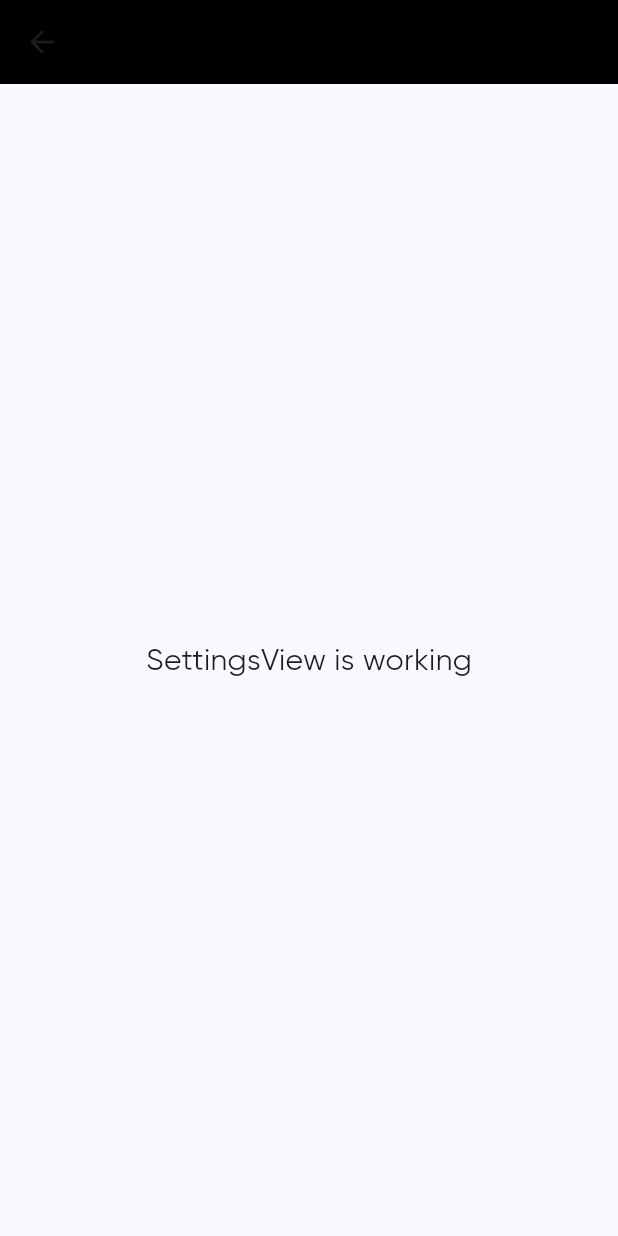
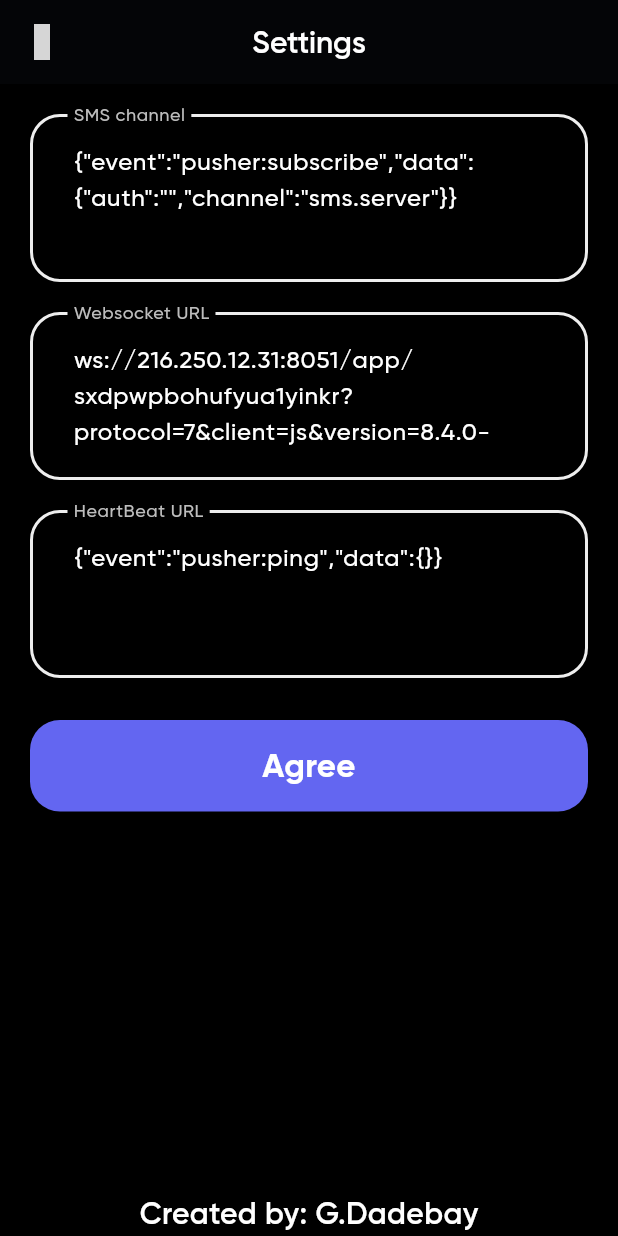
Before and after one commit to Dadebay/OTP-APP, a Flutter app: the SettingsView screen opened directly, on a phone screen of 412 x 824 dp. Run offline on Flutter 3.47's test engine with Material 3 defaults, Android fonts, the phone set to English and light mode, and no system bars; our stand-ins replace get, get_storage, iconly, lottie, permission_handler, wakelock_plus; missing offline and left inert: background_sms; accounts and stored records are empty; network calls fail; grey boxes are pictures that could not be loaded.

```diff
--- a/lib/app/modules/home/controllers/home_controller.dart
+++ b/lib/app/modules/home/controllers/home_controller.dart
@@ -1,14 +1,23 @@
 import 'dart:convert';
 
+import 'package:flutter/material.dart';
 import 'package:get/get.dart';
 import 'package:get_storage/get_storage.dart';
+import 'package:otp_sms_sender_mine/app/constants/constants.dart';
 
 class HomeController extends GetxController {
   RxInt valuesTITLE = 0.obs;
   RxList data = [].obs;
   RxString url = "".obs;
-  RxString evet = "".obs;
+  RxString event = "".obs;
+  RxString eventHeartBeat = "".obs;
   RxBool login = false.obs;
+  List values = [
+    {"name": 'Connecting', 'color': Colors.amber},
+    {"name": 'Connected', 'color': Colors.green},
+    {"name": 'Disonnected', 'color': Colors.red},
+    {"name": 'Error', 'color': Colors.red},
+  ];
   GetStorage storage = GetStorage();
   addData({required String phone, required String message}) async {
     data.add({"phone": phone, "message": message, 'date': DateTime.now().toString().substring(0, 10)});
@@ -16,10 +25,30 @@ class HomeController extends GetxController {
     storage.write('data', jsonEncode(data));
   }
 
-  writeURLandEVENT({required String url, required String event}) {
-    storage.write('login', false);
-    storage.write('url', url);
-    storage.write('event', event);
-    update();
+  void changeValue(Map<String, dynamic> data) {
+    if (data['event'] == 'pusher_internal:subscription_succeeded' || data['event'] == 'send') {
+      valuesTITLE.value = 1;
+    } else if (data['event'] == 'pusher:error' || data['event'] == 'pusher_internal:ping') {
+      valuesTITLE.value = 3;
+    } else {
+      valuesTITLE.value = 2;
+    }
+  }
+
+  writeURLandEVENT({required String urll, required String eventt, required String eventHeartBeatt}) {
+    url.value = urll;
+    event.value = eventt;
+    eventHeartBeat.value = eventHeartBeatt;
+    storage.write('url', urll);
+    storage.write('event', eventt);
+    storage.write('heartBeat', eventHeartBeatt);
+    print(eventHeartBeatt);
+    showSnackBar("Done", "Succesfully changed data", Colors.green);
+  }
+
+  void readURLandEVENT() {
+    url.value = storage.read('url') ?? 'ws://216.250.12.31:8051/app/sxdpwpbohufyua1yinkr?protocol=7&client=js&version=8.4.0-rc2&flash=false';
+    event.value = storage.read('event') ?? '{"event":"pusher:subscribe","data":{"auth":"","channel":"sms.server"}}';
+    eventHeartBeat.value = storage.read('heartBeat') ?? '{"event":"pusher:ping","data":{}}';
   }
 }
--- a/lib/app/modules/home/views/home_view.dart
+++ b/lib/app/modules/home/views/home_view.dart
@@ -4,9 +4,12 @@ import 'dart:convert';
 import 'package:background_sms/background_sms.dart';
 import 'package:flutter/material.dart';
 import 'package:get/get.dart';
+import 'package:iconly/iconly.dart';
 import 'package:lottie/lottie.dart';
 import 'package:otp_sms_sender_mine/app/constants/constants.dart';
 import 'package:otp_sms_sender_mine/app/modules/home/controllers/home_controller.dart';
+import 'package:otp_sms_sender_mine/app/modules/home/views/widget.dart';
+import 'package:otp_sms_sender_mine/app/modules/settings/views/settings_view.dart';
 import 'package:permission_handler/permission_handler.dart';
 import 'package:web_socket_channel/io.dart';
 import 'package:web_socket_channel/web_socket_channel.dart';
@@ -19,40 +22,51 @@ class HomeView extends StatefulWidget {
 }
 
 class _HomeViewState extends State<HomeView> {
+  String url = '';
+  String event = '';
+  String heartBeat = '';
   @override
   void initState() {
     super.initState();
-    _connectToWebSocket();
-    // getPermission();
+
+    doFUnction();
   }
 
-  // final telephonySMS = TelephonySMS();
+  doFUnction() {
+    homeController.readURLandEVENT();
+    print(homeController.event);
+    print(homeController.url);
+    print(homeController.eventHeartBeat);
+    if (url == '') {
+      url = homeController.url.value;
+      event = homeController.event.value;
+      heartBeat = homeController.eventHeartBeat.value;
+      print("-------------------------");
+      print(url);
+      print(event);
+      print(heartBeat);
+      _connectToWebSocket();
+    } else {
+      showSnackBar("Error", "Go to settings fill the URL and EVENT ana HeartBeat", Colors.red);
+    }
+  }
 
   final HomeController homeController = Get.put(HomeController());
-  List values = [
-    {"name": 'Connecting', 'color': Colors.amber},
-    {"name": 'Connected', 'color': Colors.green},
-    {"name": 'Disonnected', 'color': Colors.red},
-    {"name": 'Error', 'color': Colors.red},
-  ];
-  _getPermission() async => await [
-        Permission.sms,
-      ].request();
+
+  _getPermission() async => await [Permission.sms].request();
 
   Future<bool> _isPermissionGranted() async => await Permission.sms.status.isGranted;
 
   late WebSocketChannel _channel;
   String? errorTitle;
   void _connectToWebSocket() {
-    const url = 'ws://216.250.12.31:8051/app/sxdpwpbohufyua1yinkr?protocol=7&client=js&version=8.4.0-rc2&flash=false';
     _channel = IOWebSocketChannel.connect(Uri.parse(url));
-    _channel.sink.add('{"event":"pusher:subscribe","data":{"auth":"","channel":"sms.server"}}');
+    _channel.sink.add(event);
     _channel.stream.listen(
       (event) async {
         Map<String, dynamic> data = jsonDecode(event);
-        print(data['event']);
         if (data['event'] != 'pusher:pong') {
-          changeValue(data);
+          homeController.changeValue(data);
         }
         if (data['event'] == 'send') {
           Map<String, dynamic> phoneNumber = jsonDecode(data['data']);
@@ -66,11 +80,9 @@ class _HomeViewState extends State<HomeView> {
         }
       },
       onDone: () {
-        print("OnDone____________________");
         _reconnect();
       },
       onError: (error) {
-        print("Error____________________");
         errorTitle = error;
         _reconnect();
       },
@@ -83,18 +95,15 @@ class _HomeViewState extends State<HomeView> {
   sendSMS(String phoneNumber, String sms) async {
     SmsStatus result = await BackgroundSms.sendMessage(phoneNumber: phoneNumber, message: sms);
     if (result == SmsStatus.sent) {
-      print("Sent");
       showSnackBar("Sms", "Sms send this number $phoneNumber", Colors.green);
     } else {
       showSnackBar("Error", "Cannot send sms this number $phoneNumber", Colors.red);
-
-      print("Failed");
     }
   }
 
   void sendHeartbeat() {
     showSnackBar("Sending", "Heartbeat for websocket connection every 30 seconds", Colors.purple);
-    _channel.sink.add('{"event":"pusher:ping","data":{}}');
+    _channel.sink.add(heartBeat);
     homeController.valuesTITLE.value = 1;
     setState(() {});
   }
@@ -111,97 +120,28 @@ class _HomeViewState extends State<HomeView> {
     return Scaffold(
         backgroundColor: Colors.black,
         appBar: appBar(),
-        body: Obx(() {
+        body: url == ""
+            ? const Center(
+                child: Text(
+                "Go to settings and fill the URL and EVENT ana HeartBeat",
+                style: TextStyle(color: Colors.white, fontFamily: gilroySemiBold, fontSize: 20),
+              ))
+            : Obx(() {
                 if (homeController.valuesTITLE.value == 0) {
                   return waitingForMessages();
                 } else if (homeController.valuesTITLE.value == 2 || homeController.valuesTITLE.value == 3) {
-            return error(homeController.valuesTITLE.value == 3 ? true : false);
+                  return error(homeController.valuesTITLE.value == 3 ? true : false, () {
+                    homeController.valuesTITLE.value = 0;
+                    _reconnect();
+                  });
                 } else if (homeController.valuesTITLE.value == 1) {
-            return homeController.data.isEmpty ? emptyMessages() : getData();
+                  return homeController.data.isEmpty ? emptyMessages() : getData(homeController.data);
                 }
-
                 return const Text(
                   "No data please restart app",
                   style: TextStyle(color: Colors.white, fontFamily: gilroySemiBold, fontSize: 20),
                 );
               }));
-  }
-
-  ListView getData() {
-    return ListView.separated(
-      itemCount: homeController.data.length,
-      itemBuilder: (BuildContext context, int index) {
-        return Padding(
-          padding: const EdgeInsets.all(8.0),
-          child: Column(
-            crossAxisAlignment: CrossAxisAlignment.start,
-            children: [
-              Text(
-                "Phone: +${homeController.data[homeController.data.length - index - 1]['phone']}",
-                style: const TextStyle(color: Colors.white, fontFamily: gilroySemiBold, fontSize: 18),
-              ),
-              Text(
-                "OTP: ${homeController.data[homeController.data.length - index - 1]['message']}",
-                style: const TextStyle(color: Colors.white, fontFamily: gilroyMedium, fontSize: 16),
-              ),
-              Text(
-                "Date: ${homeController.data[homeController.data.length - index - 1]['date']}",
-                style: const TextStyle(color: Colors.grey, fontFamily: gilroyRegular, fontSize: 16),
-              ),
-            ],
-          ),
-        );
-      },
-      separatorBuilder: (BuildContext context, int index) {
-        return Divider(
-          thickness: 1,
-          color: Colors.grey.shade200,
-        );
-      },
-    );
-  }
-
-  Center emptyMessages() {
-    return const Center(
-      child: Text(
-        "No messages here",
-        style: TextStyle(color: Colors.white, fontFamily: gilroySemiBold, fontSize: 18),
-      ),
-    );
-  }
-
-  Widget waitingForMessages() {
-    return Center(child: Lottie.asset(loadingLottie, width: 80, height: 80));
-  }
-
-  Center error(bool error) {
-    return Center(
-      child: Column(
-        mainAxisAlignment: MainAxisAlignment.center,
-        crossAxisAlignment: CrossAxisAlignment.center,
-        children: [
-          Padding(
-            padding: const EdgeInsets.symmetric(vertical: 20, horizontal: 20),
-            child: Text(error ? "Error please try again later" : "Disconnected from server please try again",
-                textAlign: TextAlign.center, style: const TextStyle(color: Colors.white, fontFamily: gilroySemiBold, fontSize: 20)),
-          ),
-          ElevatedButton(
-            onPressed: () {
-              homeController.valuesTITLE.value = 0;
-              _reconnect();
-            },
-            style: ElevatedButton.styleFrom(
-              shape: const RoundedRectangleBorder(borderRadius: borderRadius10),
-              backgroundColor: kPrimaryColor,
-            ),
-            child: Text(
-              "Try Again".tr,
-              style: const TextStyle(color: Colors.white, fontFamily: gilroySemiBold, fontSize: 18),
-            ),
-          )
-        ],
-      ),
-    );
   }
 
   PreferredSize appBar() {
@@ -210,30 +150,28 @@ class _HomeViewState extends State<HomeView> {
       child: Obx(() {
         return AppBar(
           title: Text(
-            errorTitle ?? values[homeController.valuesTITLE.value]['name'],
+            errorTitle ?? homeController.values[homeController.valuesTITLE.value]['name'],
             style: const TextStyle(color: Colors.white, fontFamily: gilroySemiBold, fontSize: 20),
           ),
           elevation: 1,
           actions: [
+            IconButton(
+                onPressed: () {
+                  Get.to(() => const SettingsView());
+                },
+                icon: const Icon(
+                  IconlyLight.setting,
+                  color: Colors.white,
+                )),
             Container(
               width: 20,
               height: 20,
               margin: const EdgeInsets.only(right: 20),
-              decoration: BoxDecoration(color: values[homeController.valuesTITLE.value]['color'], shape: BoxShape.circle),
-            )
+              decoration: BoxDecoration(color: homeController.values[homeController.valuesTITLE.value]['color'], shape: BoxShape.circle),
+            ),
           ],
         );
       }),
     );
   }
-
-  void changeValue(Map<String, dynamic> data) {
-    if (data['event'] == 'pusher_internal:subscription_succeeded' || data['event'] == 'send') {
-      homeController.valuesTITLE.value = 1;
-    } else if (data['event'] == 'pusher:error' || data['event'] == 'pusher_internal:ping') {
-      homeController.valuesTITLE.value = 3;
-    } else {
-      homeController.valuesTITLE.value = 2;
 }
-  }
-}
--- /dev/null
+++ b/lib/app/modules/settings/views/agree_button_view.dart
@@ -0,0 +1,33 @@
+// ignore_for_file: file_names, must_be_immutable
+
+import 'package:flutter/material.dart';
+import 'package:get/get.dart';
+import 'package:otp_sms_sender_mine/app/constants/constants.dart';
+
+class AgreeButton extends StatelessWidget {
+  final Function() onTap;
+  final String text;
+
+  const AgreeButton({super.key, required this.onTap, required this.text});
+
+  @override
+  Widget build(BuildContext context) {
+    return GestureDetector(onTap: onTap, child: animatedContaner());
+  }
+
+  Widget animatedContaner() {
+    return Container(
+      decoration: const BoxDecoration(borderRadius: borderRadius20, color: kPrimaryColor),
+      margin: const EdgeInsets.symmetric(horizontal: 20, vertical: 8),
+      padding: const EdgeInsets.symmetric(vertical: 15, horizontal: 10),
+      width: Get.size.width,
+      child: Text(
+        text.tr,
+        textAlign: TextAlign.center,
+        maxLines: 1,
+        overflow: TextOverflow.ellipsis,
+        style: const TextStyle(color: Colors.white, fontFamily: gilroyBold, fontSize: 22),
+      ),
+    );
+  }
+}
--- /dev/null
+++ b/lib/app/modules/settings/views/custom_text_field.dart
@@ -0,0 +1,79 @@
+// ignore_for_file: file_names
+
+import 'package:flutter/material.dart';
+import 'package:flutter/services.dart';
+import 'package:get/get.dart';
+import 'package:otp_sms_sender_mine/app/constants/constants.dart';
+
+class CustomTextField extends StatelessWidget {
+  final String labelName;
+  final TextEditingController controller;
+
+  const CustomTextField({
+    super.key,
+    required this.labelName,
+    required this.controller,
+  });
+  @override
+  Widget build(BuildContext context) {
+    return Container(
+      padding: const EdgeInsets.only(top: 20, left: 20, right: 20),
+      child: TextFormField(
+        style: const TextStyle(color: Colors.white, fontFamily: gilroyMedium),
+        cursorColor: Colors.white,
+        controller: controller,
+        validator: (value) {
+          if (value!.isEmpty) {
+            return 'errorEmpty'.tr;
+          }
+          return null;
+        },
+        maxLines: 3,
+        inputFormatters: [
+          LengthLimitingTextInputFormatter(labelName == 'clientNumber' ? 8 : 300),
+        ],
+        decoration: InputDecoration(
+          errorMaxLines: 2,
+          suffix: const SizedBox.shrink(),
+          errorStyle: const TextStyle(fontFamily: gilroyMedium),
+          hintMaxLines: 5,
+          helperMaxLines: 5,
+          hintStyle: TextStyle(color: Colors.grey.shade300, fontFamily: gilroyMedium),
+          label: Text(
+            labelName.tr,
+            maxLines: 5,
+            overflow: TextOverflow.ellipsis,
+            style: TextStyle(color: Colors.grey.shade400, fontFamily: gilroyMedium),
+          ),
+          contentPadding: const EdgeInsets.only(left: 25, top: 20, bottom: 20, right: 10),
+          border: const OutlineInputBorder(
+            borderRadius: borderRadius20,
+            borderSide: BorderSide(color: Colors.grey, width: 2),
+          ),
+          enabledBorder: OutlineInputBorder(
+            borderRadius: borderRadius20,
+            borderSide: BorderSide(color: Colors.grey.shade200, width: 2),
+          ),
+          focusedBorder: const OutlineInputBorder(
+            borderRadius: borderRadius20,
+            borderSide: BorderSide(
+              color: kPrimaryColor,
+              width: 2,
+            ),
+          ),
+          focusedErrorBorder: const OutlineInputBorder(
+            borderRadius: borderRadius20,
+            borderSide: BorderSide(
+              color: kPrimaryColor,
+              width: 2,
+            ),
+          ),
+          errorBorder: const OutlineInputBorder(
+            borderRadius: borderRadius20,
+            borderSide: BorderSide(color: Colors.red, width: 2),
+          ),
+        ),
+      ),
+    );
+  }
+}
--- a/lib/app/modules/settings/views/settings_view.dart
+++ b/lib/app/modules/settings/views/settings_view.dart
@@ -1,24 +1,95 @@
 import 'package:flutter/material.dart';
 
 import 'package:get/get.dart';
+import 'package:iconly/iconly.dart';
+import 'package:otp_sms_sender_mine/app/constants/constants.dart';
+import 'package:otp_sms_sender_mine/app/modules/home/controllers/home_controller.dart';
+import 'package:otp_sms_sender_mine/app/modules/settings/views/agree_button_view.dart';
+import 'package:otp_sms_sender_mine/app/modules/settings/views/custom_text_field.dart';
 
 import '../controllers/settings_controller.dart';
 
-class SettingsView extends GetView<SettingsController> {
-  const SettingsView({Key? key}) : super(key: key);
+class SettingsView extends StatefulWidget {
+  const SettingsView({super.key});
+
+  @override
+  State<SettingsView> createState() => _SettingsViewState();
+}
+
+class _SettingsViewState extends State<SettingsView> {
+  TextEditingController textEditingController = TextEditingController();
+
+  TextEditingController urlEditingController = TextEditingController();
+
+  TextEditingController heartBeatEditingController = TextEditingController();
+
+  final HomeController homeController = Get.put(HomeController());
+
+  @override
+  void initState() {
+    super.initState();
+    homeController.readURLandEVENT();
+  }
+
   @override
   Widget build(BuildContext context) {
     return Scaffold(
-      appBar: AppBar(
-        title: const Text('SettingsView'),
-        centerTitle: true,
-      ),
-      body: const Center(
-        child: Text(
-          'SettingsView is working',
-          style: TextStyle(fontSize: 20),
+        backgroundColor: Colors.black,
+        appBar: AppBar(
+          centerTitle: true,
+          automaticallyImplyLeading: false,
+          leading: IconButton(
+              onPressed: () {
+                Get.back();
+              },
+              icon: const Icon(
+                IconlyLight.arrow_left_circle,
+                color: Colors.white,
+              )),
+          title: const Text(
+            'Settings',
+            style: TextStyle(color: Colors.white, fontFamily: gilroySemiBold, fontSize: 20),
+          ),
+          elevation: 1,
         ),
-      ),
-    );
+        body: Column(
+          children: [
+            Expanded(
+              child: Obx(() {
+                textEditingController.text = homeController.event.value;
+                urlEditingController.text = homeController.url.value;
+                heartBeatEditingController.text = homeController.eventHeartBeat.value;
+                return Column(
+                  children: [
+                    CustomTextField(
+                      labelName: 'SMS channel',
+                      controller: textEditingController,
+                    ),
+                    CustomTextField(
+                      labelName: 'Websocket URL',
+                      controller: urlEditingController,
+                    ),
+                    CustomTextField(
+                      labelName: 'HeartBeat URL',
+                      controller: heartBeatEditingController,
+                    ),
+                    const SizedBox(
+                      height: 20,
+                    ),
+                    AgreeButton(
+                        onTap: () {
+                          homeController.writeURLandEVENT(urll: urlEditingController.text, eventt: textEditingController.text, eventHeartBeatt: heartBeatEditingController.text);
+                        },
+                        text: "Agree")
+                  ],
+                );
+              }),
+            ),
+            const Text(
+              'Created by: G.Dadebay',
+              style: TextStyle(color: Colors.white, fontFamily: gilroySemiBold, fontSize: 20),
+            )
+          ],
+        ));
   }
 }
```
Also changed, not shown: lib/app/modules/home/views/widget.dart (added, +75 -0 lines), 1 other file. Lines whose indentation alone changed are shown as unchanged.
